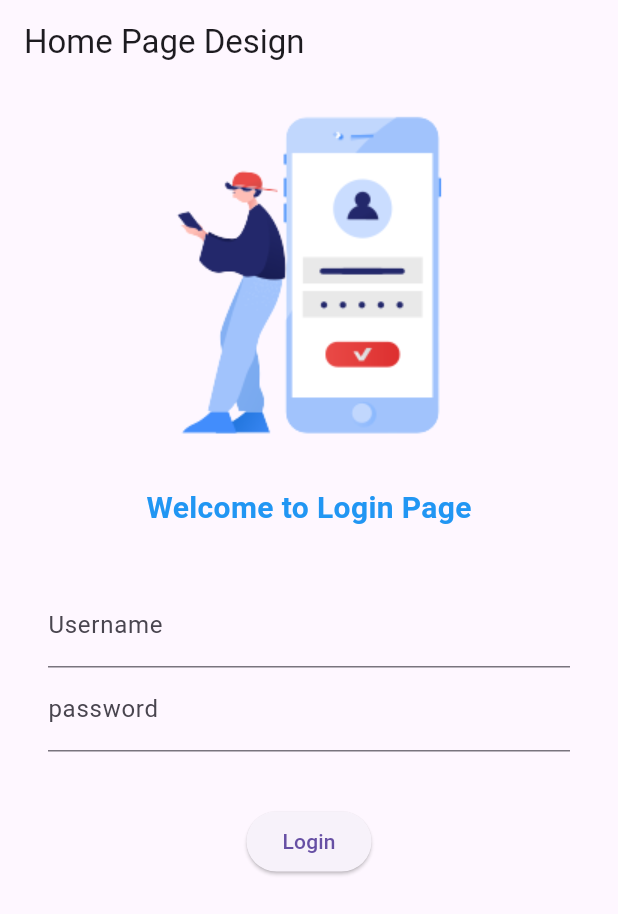
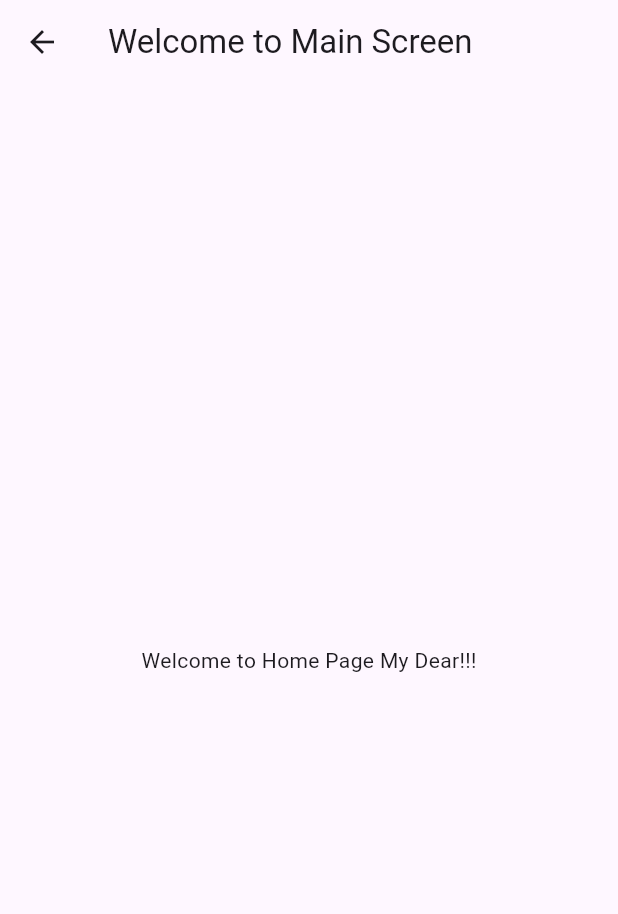
Before and after one commit to rohitbgit/LearnFlutterFromScratch, a Flutter app: the screen it shows after launch, after a tap on "Login", on a phone screen of 412 x 824 dp. Shown: the top 914 px of the screen. Run offline on Flutter 3.47's test engine with Material 3 defaults, Android fonts, the phone set to English and light mode, and no system bars.

Commit message:
day 5 completed

```diff
--- a/lib/home_page.dart
+++ b/lib/home_page.dart
@@ -6,46 +6,12 @@ class MyHomePage extends StatelessWidget {
   @override
   Widget build(BuildContext context) {
     return Scaffold(
-        appBar: AppBar(
-          title: const Text("Home Page Design"),
-        ),
-        body: Center(
-          child: Column(
-            children: [
-              Image.asset("assets/images/logins.png"),
-              SizedBox(height: 12),
-              Text(
-                "Welcome to Login Page",
-                style: TextStyle(
-                    fontSize: 20,
-                    color: Colors.blue,
-                    fontWeight: FontWeight.bold),
-              ),
-              SizedBox(height: 20),
-              Padding(
-                padding: const EdgeInsets.symmetric(
-                    vertical: 16.0, horizontal: 32.0),
-                child: Column(
-                  children: [
-                    TextFormField(
-                      decoration: InputDecoration(
-                          hintText: "Enter Username", labelText: "Username"),
-                    ),
-                    TextFormField(
-                      obscureText: true,
-                      decoration: InputDecoration(
-                          hintText: "Enter Password", labelText: "password"),
-                    ),
-                  ],
-                ),
-              ),
-              SizedBox(height: 20),
-              ElevatedButton(
-                onPressed: () {},
-                child: Text("Login"),
-              )
-            ],
-          ),
-        ));
+      appBar: AppBar(
+        title: Text("Welcome to Main Screen"),
+      ),
+      body: Center(
+        child: Text("Welcome to Home Page My Dear!!!"),
+      ),
+    );
   }
 }
--- /dev/null
+++ b/lib/login_page.dart
@@ -0,0 +1,56 @@
+import "package:flutter/material.dart";
+import "package:flutter_app_tutorial/home_page.dart";
+
+class MyLoginPage extends StatelessWidget {
+  const MyLoginPage({super.key});
+
+  @override
+  Widget build(BuildContext context) {
+    return Scaffold(
+        appBar: AppBar(
+          title: const Text("Home Page Design"),
+        ),
+        body: Center(
+          child: Column(
+            children: [
+              Image.asset("assets/images/logins.png"),
+              SizedBox(height: 12),
+              Text(
+                "Welcome to Login Page",
+                style: TextStyle(
+                    fontSize: 20,
+                    color: Colors.blue,
+                    fontWeight: FontWeight.bold),
+              ),
+              SizedBox(height: 20),
+              Padding(
+                padding: const EdgeInsets.symmetric(
+                    vertical: 16.0, horizontal: 32.0),
+                child: Column(
+                  children: [
+                    TextFormField(
+                      decoration: InputDecoration(
+                          hintText: "Enter Username", labelText: "Username"),
+                    ),
+                    TextFormField(
+                      obscureText: true,
+                      decoration: InputDecoration(
+                          hintText: "Enter Password", labelText: "password"),
+                    ),
+                  ],
+                ),
+              ),
+              SizedBox(height: 20),
+              ElevatedButton(
+                  onPressed: () {
+                    Navigator.push(context,
+                        MaterialPageRoute(builder: (context) => MyHomePage()));
+                    print("navigate to main screen");
+                  },
+                  child: Text("Login"),
+                  style: TextButton.styleFrom(minimumSize: Size(200, 50)))
+            ],
+          ),
+        ));
+  }
+}
--- a/lib/main.dart
+++ b/lib/main.dart
@@ -1,5 +1,5 @@
 import 'package:flutter/material.dart';
-import 'package:flutter_app_tutorial/home_page.dart';
+import 'package:flutter_app_tutorial/login_page.dart';
 
 void main() {
   runApp(const MyApp());
@@ -11,10 +11,9 @@ class MyApp extends StatelessWidget {
   @override
   Widget build(BuildContext context) {
     return MaterialApp(
-      home: const MyHomePage(),
       themeMode: ThemeMode.light,
       theme: ThemeData(primarySwatch: Colors.blueGrey),
-      routes: {'/MyHomePage': (context) => const MyHomePage()},
+      home: const MyLoginPage(),
     );
   }
 }
```
